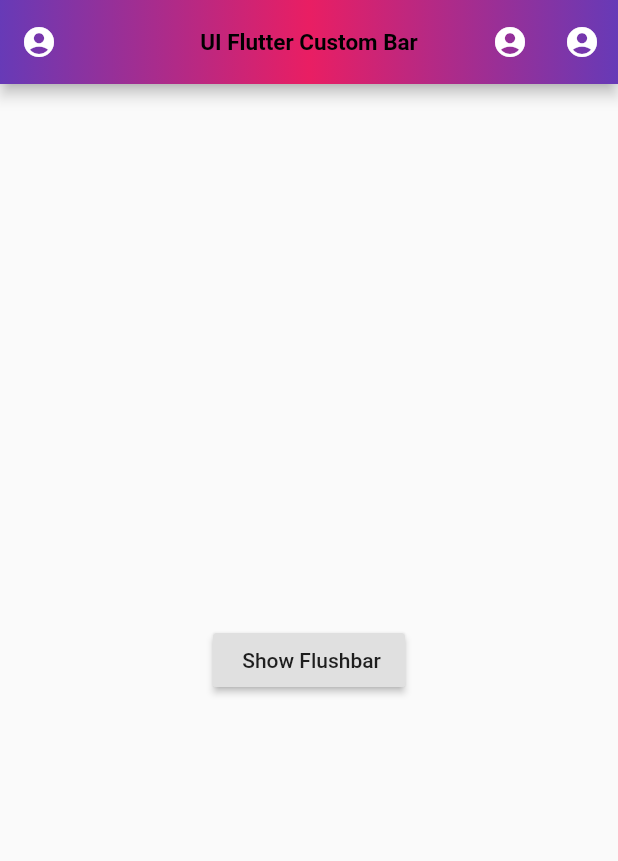
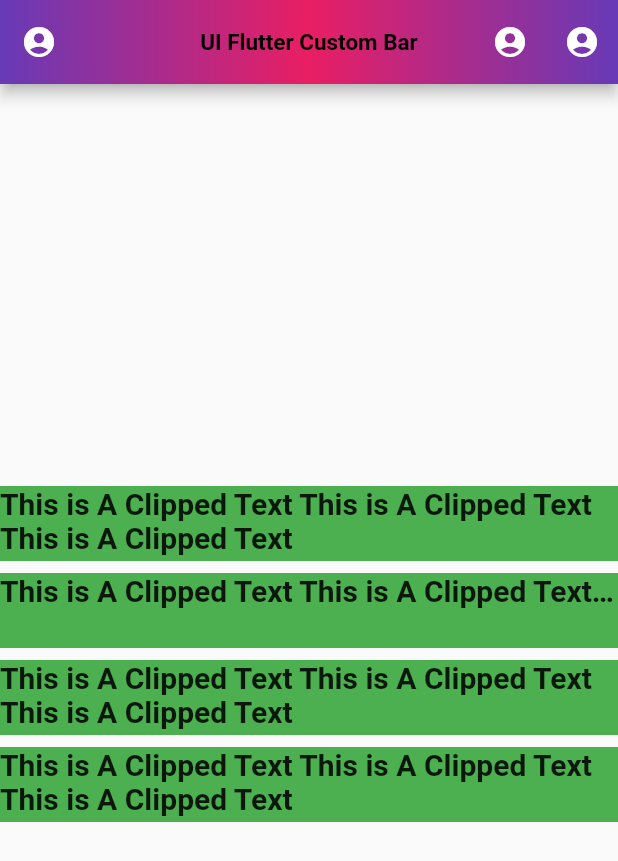
Before and after one commit to Devsaci/custom_appbarV2, a Flutter app: the screen it shows after launch, on a phone screen of 412 x 824 dp. Shown: the top 861 px of the screen. Run offline on Flutter 3.47's test engine with Material 2 defaults, Android fonts, the phone set to English and light mode, and no system bars; our stand-ins replace another_flushbar, fluttertoast.

Commit message:
93. Overflow & softWrap & SelectableText

```diff
--- a/lib/main.dart
+++ b/lib/main.dart
@@ -80,10 +80,77 @@ class _MyHomePageState extends State<MyHomePage> {
               fontWeight: FontWeight.bold, fontSize: 15, color: Colors.black),
         ),
       ),
-      body: Center(
-        child: RaisedButton(
+      body: Column(
+        mainAxisAlignment: MainAxisAlignment.center,
+        crossAxisAlignment: CrossAxisAlignment.stretch,
+        children: [
+          Container(
+            width: 200,
+            height: 50,
+            color: Colors.green,
+            child: const Text(
+              "This is A Clipped Text This is A Clipped Text This is A Clipped Text ",
+              style: TextStyle(fontWeight: FontWeight.bold, fontSize: 20),
+              overflow: TextOverflow.clip,
+            ),
+          ),
+          SizedBox(
+            height: 8,
+          ),
+          Container(
+            width: 200,
+            height: 50,
+            color: Colors.green,
+            child: const Text(
+              "This is A Clipped Text This is A Clipped Text This is A Clipped Text ",
+              style: TextStyle(fontWeight: FontWeight.bold, fontSize: 20),
+              overflow: TextOverflow.ellipsis,
+            ),
+          ),
+          SizedBox(
+            height: 8,
+          ),
+          Container(
+            width: 200,
+            height: 50,
+            color: Colors.green,
+            child: const Text(
+              "This is A Clipped Text This is A Clipped Text This is A Clipped Text ",
+              style: TextStyle(fontWeight: FontWeight.bold, fontSize: 20),
+              overflow: TextOverflow.fade,
+            ),
+          ),
+          SizedBox(
+            height: 8,
+          ),
+          Container(
+            width: 200,
+            height: 50,
+            color: Colors.green,
+            child: const Text(
+              "This is A Clipped Text This is A Clipped Text This is A Clipped Text ",
+              style: TextStyle(fontWeight: FontWeight.bold, fontSize: 20),
+              overflow: TextOverflow.visible,
+            ),
+          ),
+          SizedBox(
+            height: 8,
+          ),
+        ],
+      ),
+    );
+  }
+
+  RaisedButton buildRaisedButton() {
+    return RaisedButton(
       child: const Text(" Show Flushbar"),
       onPressed: () {
+        // buildFlushBar(context);
+      },
+    );
+  }
+
+  void buildFlushBar(BuildContext context) {
     Flushbar(
       title: "title",
       message: "message",
@@ -108,10 +175,6 @@ class _MyHomePageState extends State<MyHomePage> {
           child: const Text("Close")),
       flushbarPosition: FlushbarPosition.BOTTOM,
     ).show(context);
-          },
-        ),
-      ),
-    );
   }
 
   void buildSnackBar(BuildContext context) {
```
Lines whose indentation alone changed are shown as unchanged.
